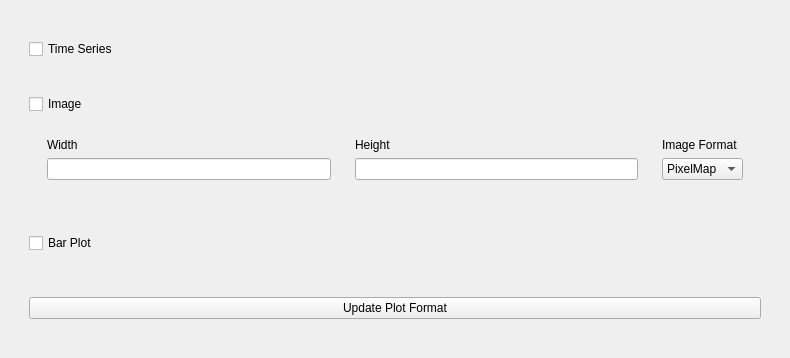
The window that rena/ui/OptionsWindowPlotFormatWidget.ui (PhysioLabXR/PhysioLabXR-Community) describes before a commit, drawn with Qt 5.
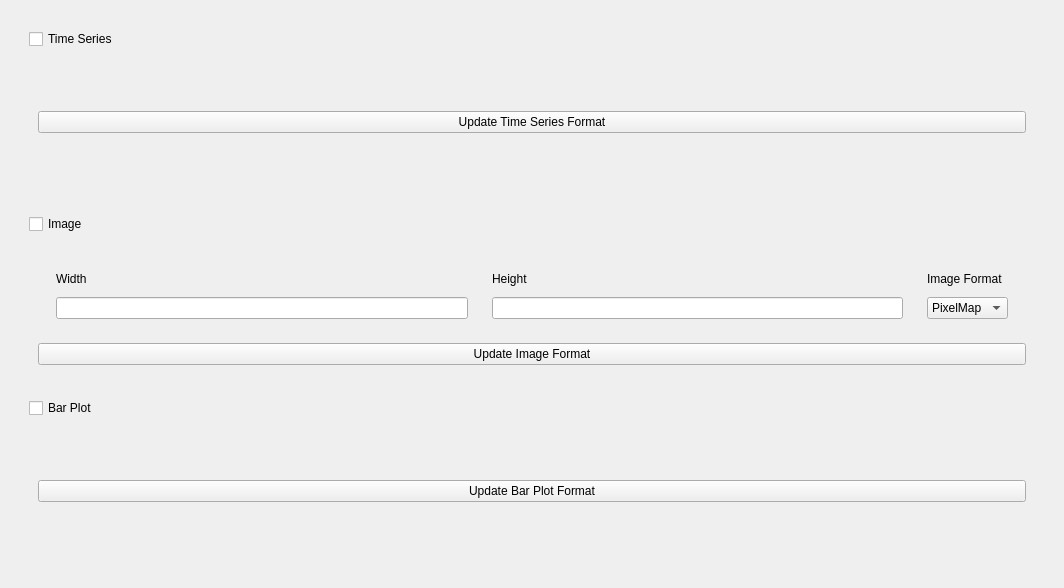
The same window after the commit.

Diff of the .ui file:
```diff
--- a/rena/ui/OptionsWindowPlotFormatWidget.ui
+++ b/rena/ui/OptionsWindowPlotFormatWidget.ui
@@ -6,8 +6,8 @@
    <rect>
     <x>0</x>
     <y>0</y>
-    <width>790</width>
-    <height>358</height>
+    <width>1064</width>
+    <height>588</height>
    </rect>
   </property>
   <property name="windowTitle">
@@ -30,6 +30,19 @@
            </property>
           </widget>
          </item>
+         <item>
+          <widget class="QWidget" name="TimeSeiresFormatInfoWidget" native="true">
+           <layout class="QVBoxLayout" name="verticalLayout_9">
+            <item>
+             <widget class="QPushButton" name="updateTimeSeriesFormatBtn">
+              <property name="text">
+               <string>Update Time Series Format</string>
+              </property>
+             </widget>
+            </item>
+           </layout>
+          </widget>
+         </item>
         </layout>
        </widget>
       </item>
@@ -45,6 +58,9 @@
          </item>
          <item>
           <widget class="QWidget" name="ImageFormatInfoWidget" native="true">
+           <layout class="QVBoxLayout" name="verticalLayout_8">
+            <item>
+             <widget class="QWidget" name="widget_4" native="true">
            <layout class="QHBoxLayout" name="horizontalLayout">
             <item>
              <widget class="QWidget" name="widget_5" native="true">
@@ -116,6 +132,16 @@
            </layout>
           </widget>
          </item>
+            <item>
+             <widget class="QPushButton" name="updateImageFormatBtn">
+              <property name="text">
+               <string>Update Image Format</string>
+              </property>
+             </widget>
+            </item>
+           </layout>
+          </widget>
+         </item>
         </layout>
        </widget>
       </item>
@@ -129,17 +155,17 @@
            </property>
           </widget>
          </item>
-        </layout>
-       </widget>
-      </item>
       <item>
-       <widget class="QWidget" name="widget_8" native="true">
-        <layout class="QHBoxLayout" name="horizontalLayout_2">
+          <widget class="QWidget" name="BarPlotFormatInfoWidget" native="true">
+           <layout class="QVBoxLayout" name="verticalLayout_10">
          <item>
-          <widget class="QPushButton" name="updatePlotFormatBtn">
+             <widget class="QPushButton" name="updateBarPlotFormatBtn">
            <property name="text">
-            <string>Update Plot Format</string>
-           </property>
+               <string>Update Bar Plot Format</string>
+              </property>
+             </widget>
+            </item>
+           </layout>
           </widget>
          </item>
         </layout>
```
Lines whose indentation alone changed are shown as unchanged.
